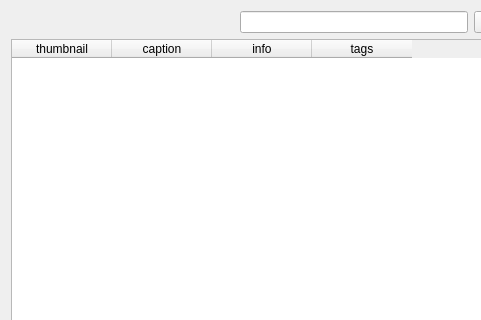
The window that qt/apps/configurator/forms/pictures.ui (Wolframe/qtClient) describes before a commit, drawn with Qt 5; both pictures show x 0 to 481 and y 0 to 320 of the 565 by 440 pixel window.
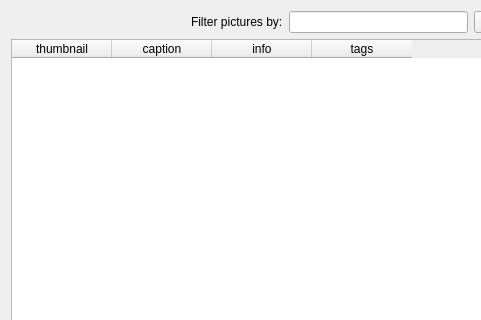
The same window after the commit.

Commit message: propagate search parameter in domain data load for filtering (qtclient)

The edit to the form file:
```diff
--- a/qt/apps/configurator/forms/pictures.ui
+++ b/qt/apps/configurator/forms/pictures.ui
@@ -211,6 +211,13 @@
        </property>
       </spacer>
      </item>
+     <item>
+      <widget class="QLabel" name="label">
+       <property name="text">
+        <string>Filter pictures by:</string>
+       </property>
+      </widget>
+     </item>
      <item>
       <widget class="QLineEdit" name="search">
        <property name="initialFocus" stdset="0">
```
Left out of the diff: 3 changed lines with no effect on the pictures. The commit also changes 2 other files.
